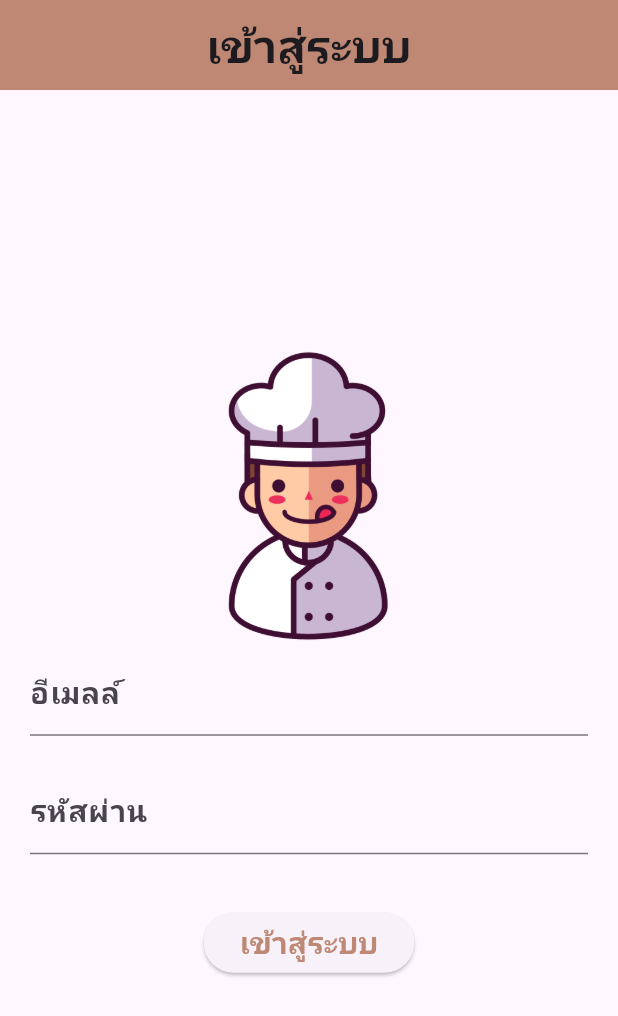
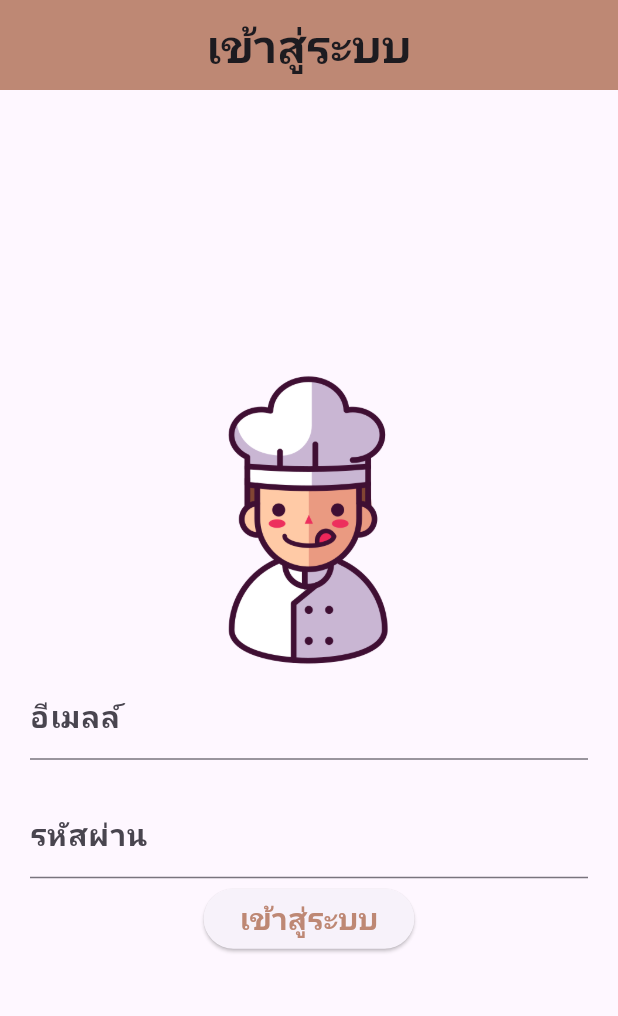
Before and after one commit to KittipongChaiya/Flutter-github, a Flutter app: the screen it shows after launch, on a phone screen of 412 x 824 dp. Shown: the top 1016 px of the screen. Run offline on Flutter 3.47's test engine with Material 3 defaults, Android fonts, the phone set to English and light mode, and no system bars; our stand-ins replace google_fonts; Roboto replaces fonts that are missing (Kanit).

Commit message:
Fix SizedBox

```diff
--- a/lib/screens/login.dart
+++ b/lib/screens/login.dart
@@ -21,6 +21,7 @@ class _LoginPageState extends State<LoginPage> {
         centerTitle: true,
         toolbarHeight: 60,
       ),
+
       body: Center(
         child: Padding(
           padding: const EdgeInsets.all(20.0),
@@ -49,6 +50,7 @@ class _LoginPageState extends State<LoginPage> {
                   },
                   onSaved: (value) => _email = value!,
                 ),
+
                 SizedBox(height: 20),
                 TextFormField(
                   decoration: InputDecoration(
@@ -64,7 +66,8 @@ class _LoginPageState extends State<LoginPage> {
                   },
                   onSaved: (value) => _password = value!,
                 ),
-                SizedBox(height: 35),
+
+                SizedBox(height: 3),
                 ElevatedButton(
                   onPressed: () {
                     if (_formKey.currentState!.validate()) {
```
